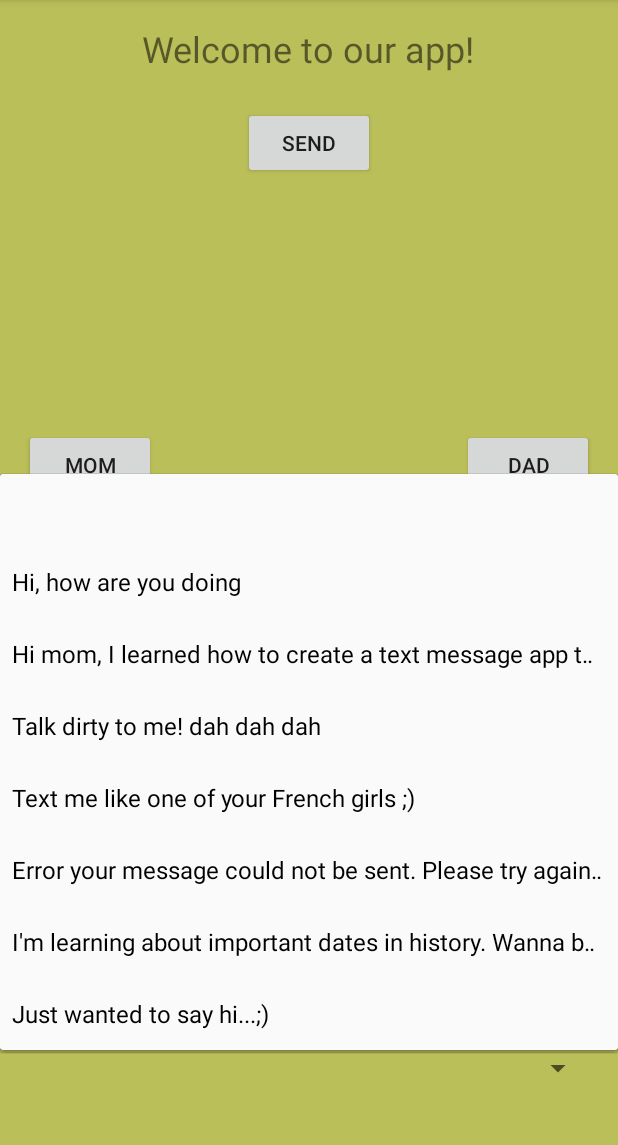
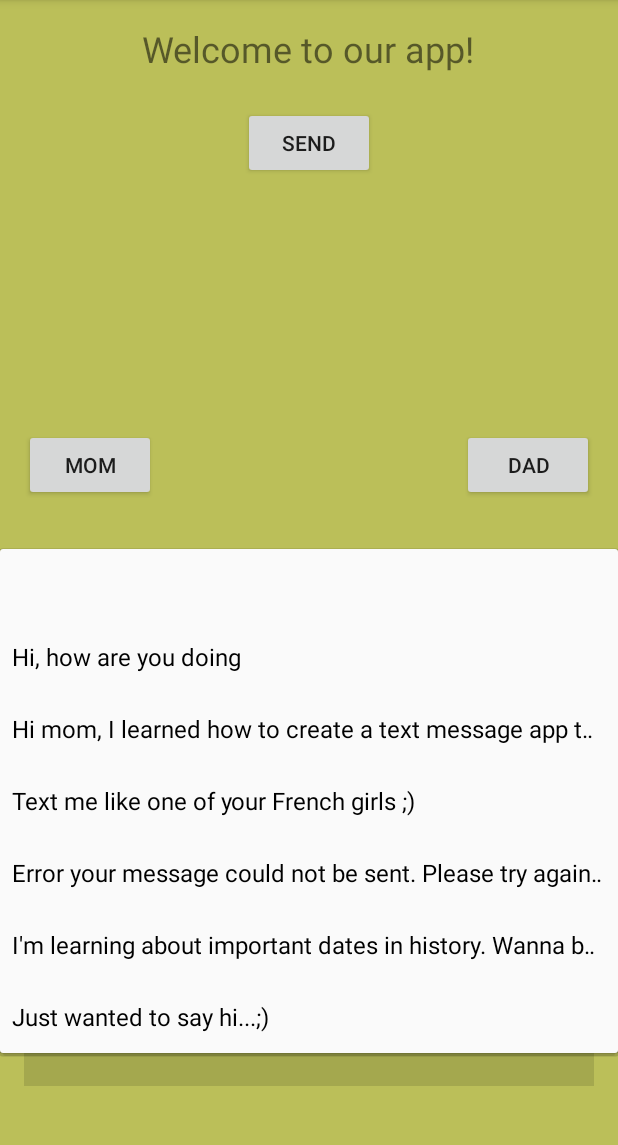
Before and after one commit to tristangaebler/TextingApp, an Android app: the screen it shows after launch (TextingActivity), after a tap on an icon or button, on a phone screen of 412 x 824 dp, the part 84-1229 px from its top. Run offline under Robolectric (Android 15) with nearby library versions, the phone set to English and light mode, and no system bars; 3 other taps on this screen came first.

Commit message:
Added background color for spinner

```diff
--- a/app/src/main/java/ctect/textingapp/TextingActivity.java
+++ b/app/src/main/java/ctect/textingapp/TextingActivity.java
@@ -61,7 +61,6 @@ public class TextingActivity extends AppCompatActivity {
         messageList.add("");
         messageList.add("Hi, how are you doing");
         messageList.add("Hi mom, I learned how to create a text message app today!");
-        messageList.add("Talk dirty to me! dah dah dah");
         messageList.add("Text me like one of your French girls ;)");
         messageList.add("Error your message could not be sent. Please try again later. Error number: 362950");
         messageList.add("I'm learning about important dates in history. Wanna be one of them?");
--- a/app/src/main/res/layout/activity_texting.xml
+++ b/app/src/main/res/layout/activity_texting.xml
@@ -71,7 +71,8 @@
         android:layout_alignParentBottom="true"
         android:layout_alignParentRight="true"
         android:layout_alignParentEnd="true"
-        android:layout_marginBottom="28dp" />
+        android:layout_marginBottom="28dp"
+        android:background="@color/ripple_material_light" />
 
 
 </RelativeLayout>
```
